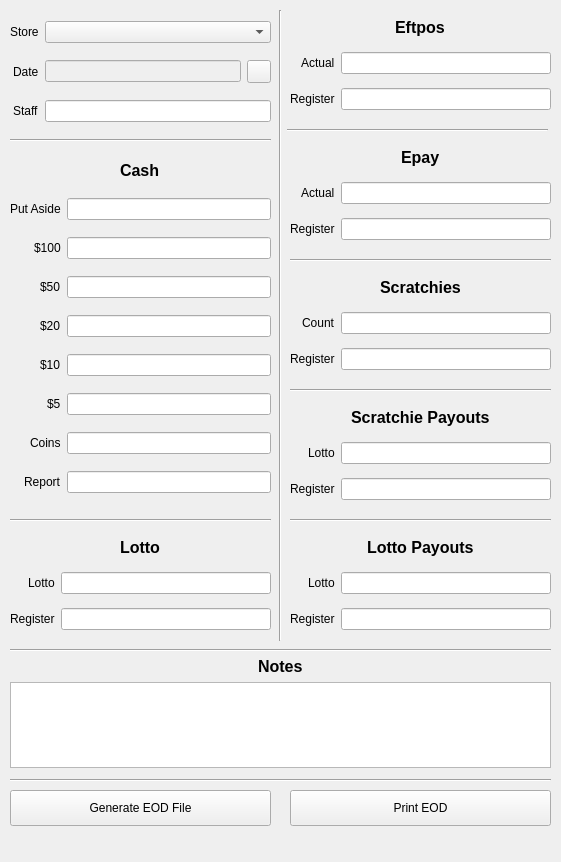
First picture: the form in main_window.ui, repository cyclotrons-hamhung/EODGeneratorPySide2, before the edit.
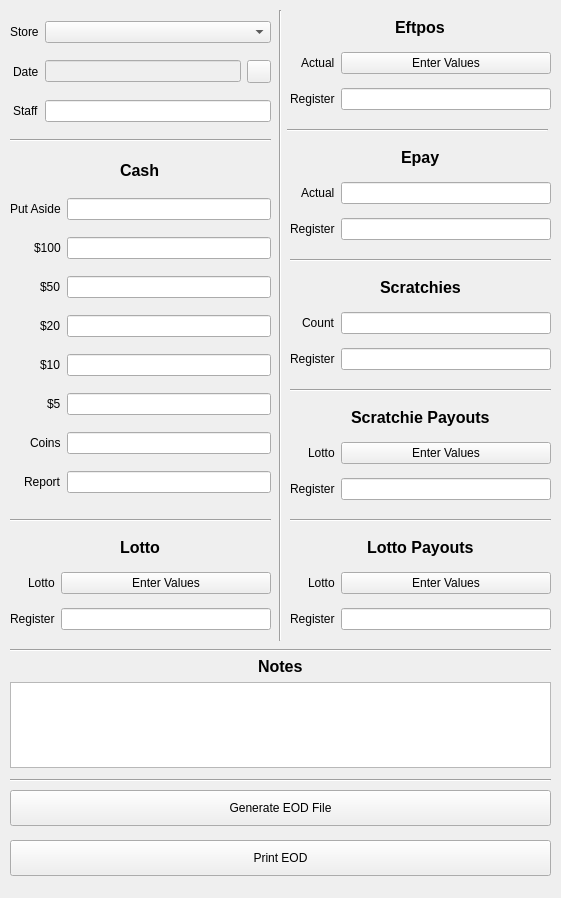
Second picture: the form after the edit.

```diff
--- a/main_window.ui
+++ b/main_window.ui
@@ -7,7 +7,7 @@
     <x>0</x>
     <y>0</y>
     <width>561</width>
-    <height>862</height>
+    <height>898</height>
    </rect>
   </property>
   <property name="windowTitle">
@@ -106,13 +106,6 @@
        </property>
       </widget>
      </item>
-     <item row="1" column="1">
-      <widget class="QLineEdit" name="eftActualEdit">
-       <property name="enabled">
-        <bool>true</bool>
-       </property>
-      </widget>
-     </item>
      <item row="2" column="0" alignment="Qt::AlignRight">
       <widget class="QLabel" name="eftRegisterLabel">
        <property name="text">
@@ -136,6 +129,13 @@
        </property>
       </widget>
      </item>
+     <item row="1" column="1">
+      <widget class="QPushButton" name="eftEnterButton">
+       <property name="text">
+        <string>Enter Values</string>
+       </property>
+      </widget>
+     </item>
     </layout>
    </widget>
    <widget class="QWidget" name="gridLayoutWidget_5">
@@ -253,13 +253,6 @@
        </property>
       </widget>
      </item>
-     <item row="1" column="1">
-      <widget class="QLineEdit" name="scratchiesPayActualEdit">
-       <property name="enabled">
-        <bool>true</bool>
-       </property>
-      </widget>
-     </item>
      <item row="2" column="0" alignment="Qt::AlignRight">
       <widget class="QLabel" name="scratchiesPayRegisterLabel">
        <property name="text">
@@ -283,6 +276,13 @@
        </property>
       </widget>
      </item>
+     <item row="1" column="1">
+      <widget class="QPushButton" name="scratchiesPayEnterButton">
+       <property name="text">
+        <string>Enter Values</string>
+       </property>
+      </widget>
+     </item>
     </layout>
    </widget>
    <widget class="QWidget" name="gridLayoutWidget_8">
@@ -302,23 +302,6 @@
        </property>
       </widget>
      </item>
-     <item row="1" column="1">
-      <widget class="QLineEdit" name="lottoPayActualEdit">
-       <property name="enabled">
-        <bool>true</bool>
-       </property>
-      </widget>
-     </item>
-     <item row="2" column="0" alignment="Qt::AlignRight">
-      <widget class="QLabel" name="lottoPayRegisterLabel">
-       <property name="text">
-        <string>Register</string>
-       </property>
-      </widget>
-     </item>
-     <item row="2" column="1">
-      <widget class="QLineEdit" name="lottoPayRegisterEdit"/>
-     </item>
      <item row="0" column="0" colspan="2" alignment="Qt::AlignHCenter">
       <widget class="QLabel" name="lottoPayLabel">
        <property name="maximumSize">
@@ -332,6 +315,23 @@
        </property>
       </widget>
      </item>
+     <item row="2" column="0" alignment="Qt::AlignRight">
+      <widget class="QLabel" name="lottoPayRegisterLabel">
+       <property name="text">
+        <string>Register</string>
+       </property>
+      </widget>
+     </item>
+     <item row="2" column="1">
+      <widget class="QLineEdit" name="lottoPayRegisterEdit"/>
+     </item>
+     <item row="1" column="1">
+      <widget class="QPushButton" name="lottoPayEnterButton">
+       <property name="text">
+        <string>Enter Values</string>
+       </property>
+      </widget>
+     </item>
     </layout>
    </widget>
    <widget class="QWidget" name="gridLayoutWidget_9">
@@ -344,27 +344,6 @@
      </rect>
     </property>
     <layout class="QGridLayout" name="lottoGrid">
-     <item row="1" column="0" alignment="Qt::AlignRight">
-      <widget class="QLabel" name="lottoActualLabel">
-       <property name="text">
-        <string>Lotto</string>
-       </property>
-      </widget>
-     </item>
-     <item row="1" column="1">
-      <widget class="QLineEdit" name="lottoActualEdit">
-       <property name="enabled">
-        <bool>true</bool>
-       </property>
-      </widget>
-     </item>
-     <item row="2" column="0" alignment="Qt::AlignRight">
-      <widget class="QLabel" name="lottoRegisterLabel">
-       <property name="text">
-        <string>Register</string>
-       </property>
-      </widget>
-     </item>
      <item row="2" column="1">
       <widget class="QLineEdit" name="lottoRegisterEdit"/>
      </item>
@@ -381,6 +360,27 @@
        </property>
       </widget>
      </item>
+     <item row="1" column="0" alignment="Qt::AlignRight">
+      <widget class="QLabel" name="lottoActualLabel">
+       <property name="text">
+        <string>Lotto</string>
+       </property>
+      </widget>
+     </item>
+     <item row="2" column="0" alignment="Qt::AlignRight">
+      <widget class="QLabel" name="lottoRegisterLabel">
+       <property name="text">
+        <string>Register</string>
+       </property>
+      </widget>
+     </item>
+     <item row="1" column="1">
+      <widget class="QPushButton" name="lottoEnterButton">
+       <property name="text">
+        <string>Enter Values</string>
+       </property>
+      </widget>
+     </item>
     </layout>
    </widget>
    <widget class="QWidget" name="gridLayoutWidget_10">
@@ -604,7 +604,7 @@
      <rect>
       <x>10</x>
       <y>790</y>
-      <width>261</width>
+      <width>541</width>
       <height>36</height>
      </rect>
     </property>
@@ -615,9 +615,9 @@
    <widget class="QPushButton" name="printButton">
     <property name="geometry">
      <rect>
-      <x>290</x>
-      <y>790</y>
-      <width>261</width>
+      <x>10</x>
+      <y>840</y>
+      <width>541</width>
       <height>36</height>
      </rect>
     </property>
```
Left out of the diff: 42 changed lines with no effect on the pictures.
